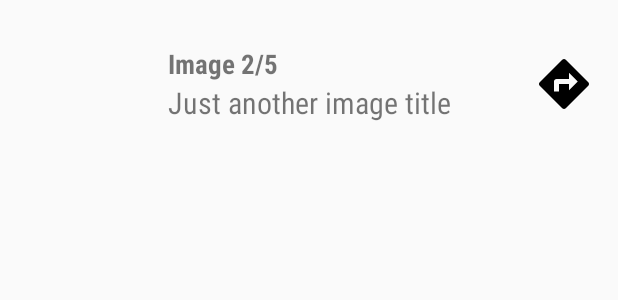
After one commit to TheBoyMoe/Android-Material-Photo-Gallery, an Android app: the layout photo_item_popup.xml on its own in the app's theme, with its tools: preview values and no code run, on a phone screen of 412 x 824 dp. The commit adds this screen. Shown: the top 300 px of the screen. Run offline under Robolectric (Android 15) with nearby library versions, the phone set to English and light mode, and no system bars.

Commit message:
impl marker popup layout and contract on map fragment, propagate map and marker click events up to hosting activity

```diff
--- /dev/null
+++ b/app/src/main/res/drawable/ic_directions.xml
@@ -0,0 +1,9 @@
+<vector xmlns:android="http://schemas.android.com/apk/res/android"
+        android:width="24dp"
+        android:height="24dp"
+        android:viewportWidth="24.0"
+        android:viewportHeight="24.0">
+    <path
+        android:fillColor="#FF000000"
+        android:pathData="M21.71,11.29l-9,-9c-0.39,-0.39 -1.02,-0.39 -1.41,0l-9,9c-0.39,0.39 -0.39,1.02 0,1.41l9,9c0.39,0.39 1.02,0.39 1.41,0l9,-9c0.39,-0.38 0.39,-1.01 0,-1.41zM14,14.5V12h-4v3H8v-4c0,-0.55 0.45,-1 1,-1h5V7.5l3.5,3.5 -3.5,3.5z"/>
+</vector>
--- /dev/null
+++ b/app/src/main/res/layout/photo_item_popup.xml
@@ -0,0 +1,50 @@
+<?xml version="1.0" encoding="utf-8"?>
+<RelativeLayout xmlns:android="http://schemas.android.com/apk/res/android"
+              xmlns:tools="http://schemas.android.com/tools"
+              android:padding="@dimen/normal"
+              android:layout_width="match_parent"
+              android:layout_height="wrap_content">
+
+    <ImageView
+        android:id="@+id/image_thumbnail"
+        android:layout_alignParentLeft="true"
+        android:layout_alignParentStart="true"
+        android:layout_marginRight="@dimen/normal"
+        android:layout_marginEnd="@dimen/normal"
+        android:layout_centerVertical="true"
+        android:layout_width="@dimen/small_thumbnail_size"
+        android:layout_height="@dimen/small_thumbnail_size"
+        tools:ignore="ContentDescription"/>
+
+    <LinearLayout
+        android:orientation="vertical"
+        android:layout_centerVertical="true"
+        android:layout_toRightOf="@id/image_thumbnail"
+        android:layout_toEndOf="@id/image_thumbnail"
+        android:layout_width="wrap_content"
+        android:layout_height="wrap_content">
+
+        <TextView
+            android:id="@+id/image_count"
+            tools:text="Image 2/5"
+            style="@style/TextStyle.ImagePopup.Count"/>
+
+        <TextView
+            android:id="@+id/image_title"
+            tools:text="Just another image title"
+            style="@style/TextStyle.ImagePopup.Title"/>
+
+    </LinearLayout>
+
+    <ImageView
+        android:id="@+id/image_directions"
+        android:src="@drawable/ic_directions"
+        android:layout_alignParentEnd="true"
+        android:layout_alignParentRight="true"
+        android:layout_centerVertical="true"
+        android:layout_width="@dimen/icon_size"
+        android:layout_height="@dimen/icon_size"
+        tools:ignore="ContentDescription"/>
+
+
+</RelativeLayout>
--- a/app/src/main/res/values/dimens.xml
+++ b/app/src/main/res/values/dimens.xml
@@ -11,6 +11,8 @@
 
     <dimen name="image_view_size">200dp</dimen>
     <dimen name="grid_item_space">1dp</dimen>
+    <dimen name="small_thumbnail_size">80dp</dimen>
+    <dimen name="icon_size">40dp</dimen>
     <dimen name="navigation_drawer_header_height">192dp</dimen>
 
 </resources>
--- a/app/src/main/res/values/styles.xml
+++ b/app/src/main/res/values/styles.xml
@@ -99,5 +99,16 @@
         <item name="android:textSize">18sp</item>
     </style>
 
+    <style name="TextStyle.ImagePopup"/>
+
+    <style name="TextStyle.ImagePopup.Title">
+        <item name="android:textSize">20sp</item>
+        <item name="android:singleLine">true</item>
+    </style>
+
+    <style name="TextStyle.ImagePopup.Count">
+        <item name="android:textSize">18sp</item>
+        <item name="android:textStyle">bold</item>
+    </style>
 
 </resources>
```
Also changed, not shown: app/src/main/java/com/example/materialphotogallery/common/ContractMapFragment.java (added, +39 -0 lines), app/src/main/java/com/example/materialphotogallery/ui/activity/MainActivity.java (+14 -2 lines), app/src/main/java/com/example/materialphotogallery/ui/fragment/PhotoMapFragment.java (+15 -6 lines).
